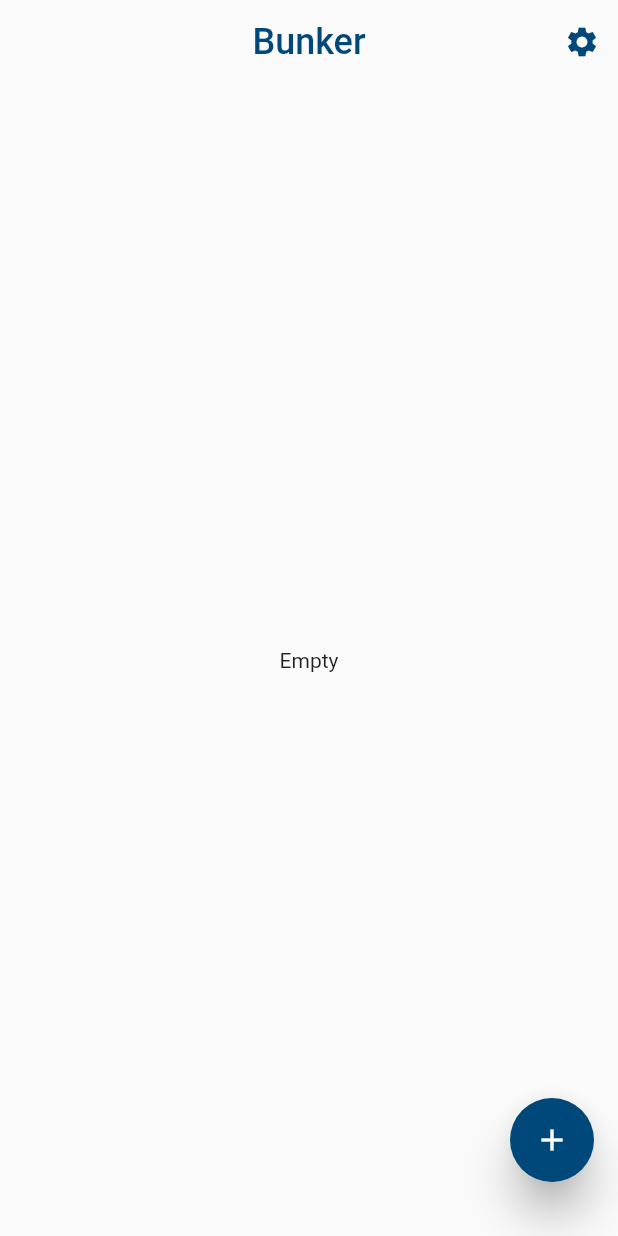
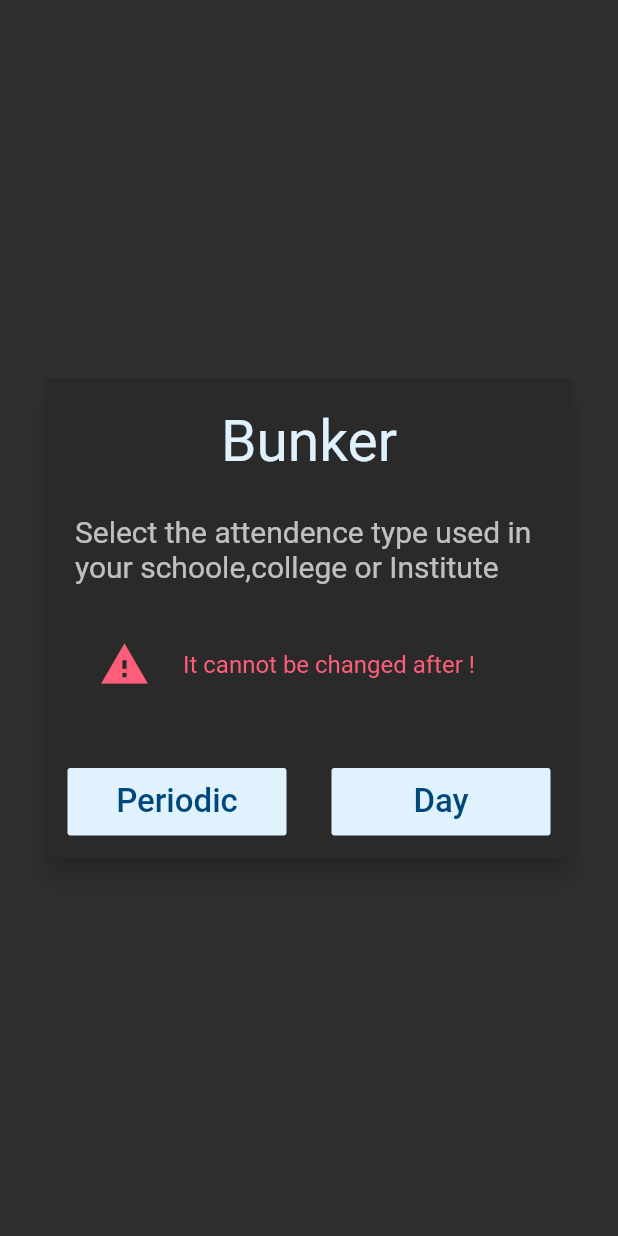
Before and after one commit to vishvaRam/Bunker, a Flutter app: the screen it shows after launch, on a phone screen of 412 x 824 dp. Run offline on Flutter 3.47's test engine with Material 2 defaults, Android fonts, the phone set to English and light mode, and no system bars; our stand-ins replace shared_preferences, sqflite; accounts and stored records are empty.

Commit message:
added intro page

```diff
--- /dev/null
+++ b/lib/Pages/Day.dart
@@ -0,0 +1,13 @@
+import 'package:flutter/material.dart';
+
+class Day extends StatefulWidget {
+  @override
+  _DayState createState() => _DayState();
+}
+
+class _DayState extends State<Day> {
+  @override
+  Widget build(BuildContext context) {
+    return Container();
+  }
+}
--- /dev/null
+++ b/lib/Pages/Intro.dart
@@ -0,0 +1,229 @@
+import 'package:flutter/material.dart';
+import 'PeriodicAttendence.dart';
+
+// ignore: must_be_immutable
+class Intro extends StatefulWidget {
+  Intro(this.isDark);
+  bool isDark;
+  @override
+  _IntroState createState() => _IntroState();
+}
+
+final Color trueBack = Color(0xffE0F2FE);
+final Color trueText = Color(0xff004879);
+final Color falseBtn = Color(0xffff5e7a);
+
+class _IntroState extends State<Intro> {
+  @override
+  Widget build(BuildContext context) {
+    return Theme(
+      data: ThemeData(brightness: Brightness.dark),
+      child: Scaffold(
+        body: Center(
+            child: Container(
+          height: 320.0,
+          width: MediaQuery.of(context).size.width,
+          margin: EdgeInsets.symmetric(horizontal: 30.0),
+          child: Material(
+            elevation: 8.0,
+            child: Container(
+              color: Colors.black12,
+              child: Column(
+                crossAxisAlignment: CrossAxisAlignment.start,
+                mainAxisAlignment: MainAxisAlignment.spaceBetween,
+                children: <Widget>[
+                  Center(
+                    child: Padding(
+                      padding: const EdgeInsets.only(top:20.0),
+                      child: Text(
+                        "Bunker",
+                        style: TextStyle(fontSize: 38.0, color: trueBack),
+                      ),
+                    ),
+                  ),
+                  Center(
+                    child: Padding(
+                      padding: const EdgeInsets.only(left:20.0,right: 8.0),
+                      child: Text(
+                          "Select the attendence type used in your schoole,college or Institute",
+                          style:
+                              TextStyle(fontSize: 20.0, color: Colors.white70)),
+                    ),
+                  ),
+                  Padding(
+                    padding: const EdgeInsets.only(left: 20.0),
+                    child: ListTile(
+                      leading: Icon(
+                        Icons.warning,
+                        size: 34.0,
+                        color: falseBtn,
+                      ),
+                      title: Text(
+                        "It cannot be changed after !",
+                        style: TextStyle(color: falseBtn),
+                        overflow: TextOverflow.ellipsis,
+                      ),
+                    ),
+                  ),
+                  Center(
+                    child: Row(
+                      mainAxisAlignment: MainAxisAlignment.spaceAround,
+                      children: <Widget>[
+                        Expanded(
+                          child: Padding(
+                            padding: const EdgeInsets.all(15.0),
+                            child: SizedBox(
+                              height: 45.0,
+                              child: FlatButton(
+                                onPressed: () {
+                                  showDialog(
+                                      context: (context),
+                                      child: AlertDialog(
+                                        elevation: 9.0,
+                                        title: Row(
+                                          children: <Widget>[
+                                            Icon(
+                                              Icons.warning,
+                                              color: falseBtn,
+                                              size: 38,
+                                            ),
+                                            Padding(
+                                              padding:
+                                                  const EdgeInsets.all(8.0),
+                                              child: Text(
+                                                "WARNING",
+                                                style:
+                                                    TextStyle(color: falseBtn),
+                                              ),
+                                            )
+                                          ],
+                                        ),
+                                        content: Text(
+                                            "This change is permanent.You cannot change after !"),
+                                        actions: <Widget>[
+                                          OutlineButton.icon(
+                                             borderSide: BorderSide(width: 1,color: trueBack),
+                                            onPressed: () {
+                                               Navigator.pop(context);
+                                            },
+                                            icon: Icon(
+                                              Icons.close,
+                                              color: trueBack,
+                                            ),
+                                            label: Text("Cancel",
+                                                style: TextStyle(
+                                                    color: trueBack,
+                                                    fontSize: 18.0,
+                                                    fontWeight:
+                                                        FontWeight.w400)),
+                                          ),
+                                          FlatButton.icon(
+                                              color:trueBack ,
+                                              onPressed: () {
+                                                  Navigator.push(context, MaterialPageRoute(builder: (context)=>Periodic(isDark: false,)));
+                                              },
+                                              icon: Icon(Icons.done,color: trueText),
+                                              label: Text(
+                                                "OK",
+                                                style: TextStyle(
+                                                    color: trueText,
+                                                    fontSize: 18.0, fontWeight: FontWeight.w400),
+                                              )),
+                                        ],
+                                      ));
+                                },
+                                color: trueBack,
+                                child: Text(
+                                  "Periodic",
+                                  style:
+                                      TextStyle(color: trueText, fontSize: 22),
+                                ),
+                              ),
+                            ),
+                          ),
+                        ),
+                        Expanded(
+                          child: Padding(
+                            padding: const EdgeInsets.all(15.0),
+                            child: SizedBox(
+                              height: 45.0,
+                              child: FlatButton(
+                                onPressed: () {
+                                  showDialog(
+                                      context: (context),
+                                      child: AlertDialog(
+                                        elevation: 9.0,
+                                        title: Row(
+                                          children: <Widget>[
+                                            Icon(
+                                              Icons.warning,
+                                              color: falseBtn,
+                                              size: 38,
+                                            ),
+                                            Padding(
+                                              padding:
+                                              const EdgeInsets.all(8.0),
+                                              child: Text(
+                                                "WARNING",
+                                                style:
+                                                TextStyle(color: falseBtn),
+                                              ),
+                                            )
+                                          ],
+                                        ),
+                                        content: Text(
+                                            "This change is permanent.You cannot change after !"),
+                                        actions: <Widget>[
+                                          OutlineButton.icon(
+                                            borderSide: BorderSide(width: 1,color: trueBack),
+                                            onPressed: () {
+                                              Navigator.pop(context);
+                                            },
+                                            icon: Icon(
+                                              Icons.close,
+                                              color: trueBack,
+                                            ),
+                                            label: Text("Cancel",
+                                                style: TextStyle(
+                                                    color: trueBack,
+                                                    fontSize: 18.0,
+                                                    fontWeight:
+                                                    FontWeight.w400)),
+                                          ),
+                                          FlatButton.icon(
+                                              color:trueBack ,
+                                              onPressed: () {
+
+                                              },
+                                              icon: Icon(Icons.done,color: trueText),
+                                              label: Text(
+                                                "OK",
+                                                style: TextStyle(
+                                                    color: trueText,
+                                                    fontSize: 18.0, fontWeight: FontWeight.w400),
+                                              )),
+                                        ],
+                                      ));
+                                },
+                                color: trueBack,
+                                child: Text(
+                                  "Day",
+                                  style:
+                                      TextStyle(color: trueText, fontSize: 22),
+                                ),
+                              ),
+                            ),
+                          ),
+                        ),
+                      ],
+                    ),
+                  )
+                ],
+              ),
+            ),
+          ),
+        )),
+      ),
+    );
+  }
+}
--- a/lib/main.dart
+++ b/lib/main.dart
@@ -1,6 +1,7 @@
 import 'package:flutter/cupertino.dart';
 import 'package:flutter/material.dart';
-import './PeriodicAttendence.dart';
+import 'Pages/PeriodicAttendence.dart';
+import 'Pages/Intro.dart';
 
 void main() => runApp(Main());
 
@@ -11,7 +12,7 @@ class Main extends StatefulWidget {
 
 class _MainState extends State<Main> {
 
-  bool isDark = false;
+  bool isDark = true;
 
   @override
   Widget build(BuildContext context) {
@@ -22,9 +23,8 @@ class _MainState extends State<Main> {
           data: ThemeData(
               brightness: isDark ? Brightness.dark : Brightness.light),
           child: Builder(
-              builder: (context) => Periodic(
-                    isDark: isDark,
-                  ))),
+              builder: (context) => Intro(isDark))),
+//              builder: (context) => Periodic(isDark: isDark,))),
     );
   }
 }
```
Also changed, not shown: lib/Pages/PeriodicAttendence.dart (renamed from lib/PeriodicAttendence.dart, +4 -3 lines), lib/Intro.dart (deleted).
